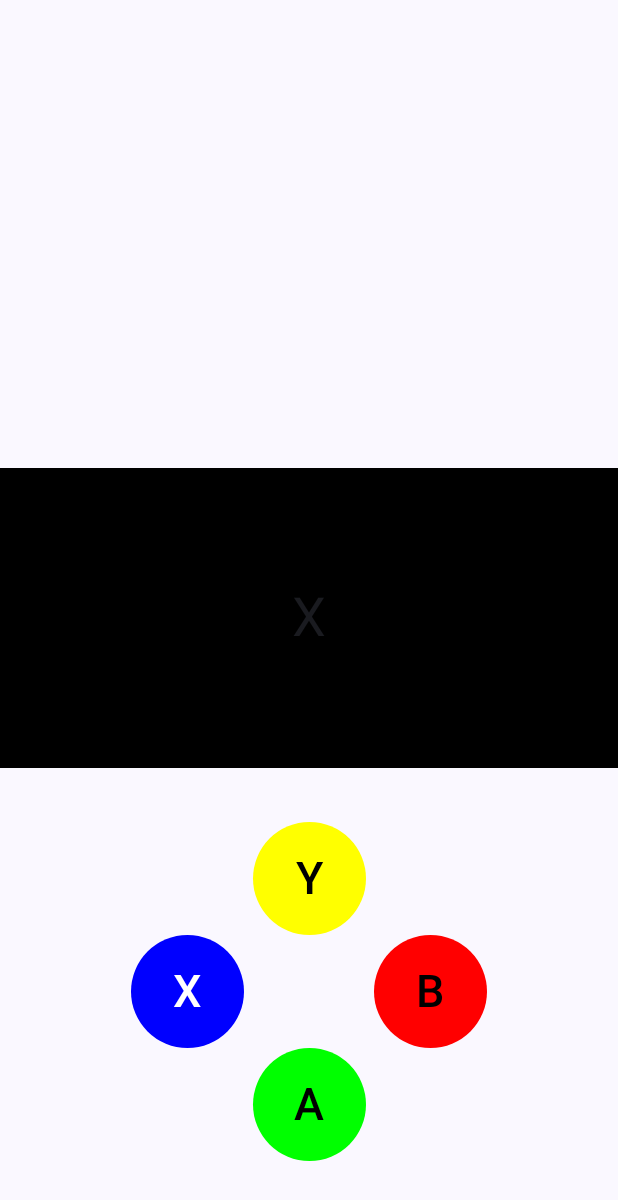
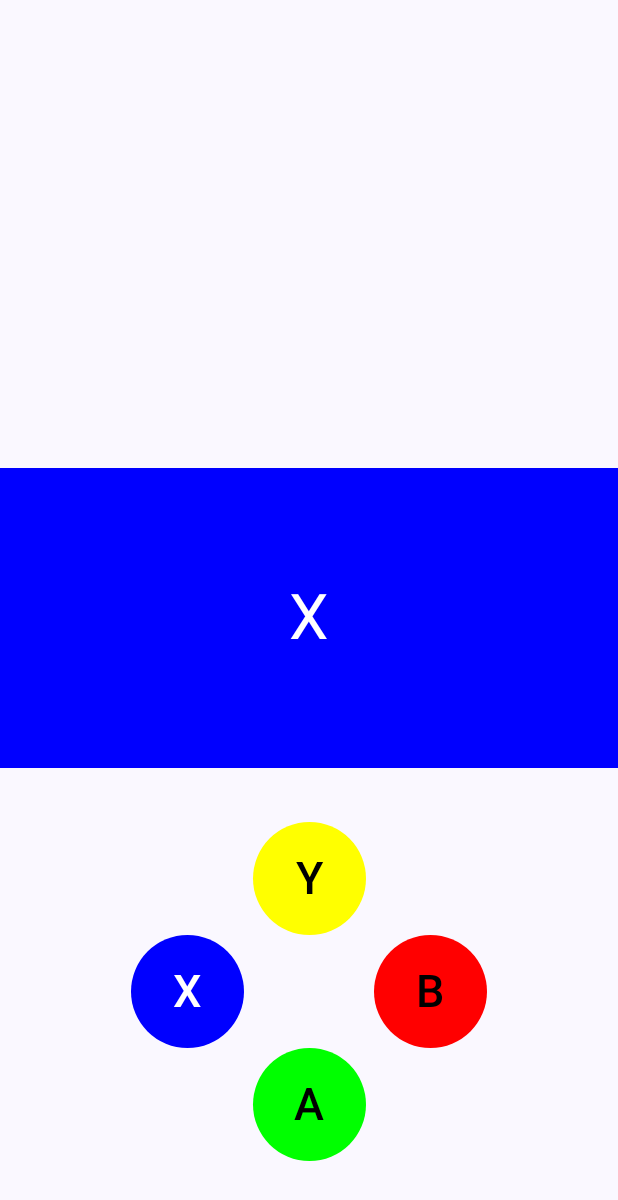
Before and after one commit to GabrielCamara3526/gamepad-jumpstart, an Android app built with Jetpack Compose: the screen it shows after launch (MainActivity), after a tap on an icon or button, on a phone screen of 412 x 824 dp. Shown: the top 1200 px of the screen. Run offline under Robolectric (Android 15) with nearby library versions, the phone set to English and light mode, and no system bars.

Commit message:
Use switch case conditions to implement a dynamic color to our game box and its contained text composable based on the current value of the computerButton stateful variable.

```diff
--- a/app/src/main/java/com/example/mygamepads/MainActivity.kt
+++ b/app/src/main/java/com/example/mygamepads/MainActivity.kt
@@ -70,11 +70,17 @@ class MainActivity : ComponentActivity() {
 fun Greeting(name: String, modifier: Modifier = Modifier) {
     //Buttons of Xbox layout
     val buttonsList = listOf("A", "B", "X", "Y")
+
+    // Player's target button
     var computerButton by remember { mutableStateOf(buttonsList.random()) }
+
+    // Player's button choice rememberer
     var userButton by remember { mutableStateOf("") }
 
+    // Box visibility variable
+    var isVisible by remember { mutableStateOf(true)}
 
-    var isVisible by remember { mutableStateOf(true)}
+    // Box animation effect variable
     var isAnimating by remember { mutableStateOf(false)}
 
     val context = LocalContext.current
@@ -96,7 +102,7 @@ fun Greeting(name: String, modifier: Modifier = Modifier) {
     LaunchedEffect(key1 = isAnimating) {
         if(isAnimating){
             isVisible = false
-            delay(400)
+            delay(750)
 
             // reset computer's choice
             computerButton = ""
@@ -117,23 +123,38 @@ fun Greeting(name: String, modifier: Modifier = Modifier) {
             isVisible,
             enter = slideInHorizontally(
                 initialOffsetX = { it },
-                animationSpec = tween(durationMillis = 150, easing = LinearOutSlowInEasing)
+                animationSpec = tween(durationMillis = 100, easing = LinearOutSlowInEasing)
             ),
             exit = slideOutHorizontally(
                 targetOffsetX = { -it },
-                animationSpec = tween(durationMillis = 150, easing = LinearOutSlowInEasing)
+                animationSpec = tween(durationMillis = 100, easing = LinearOutSlowInEasing)
             )
         ) {
             Box(
                 modifier = Modifier
                     .height(200.dp)
-                    .background(color = Color.Black)
+                    // Add swich case conditions to adapt box color to current text contained inside
+                    // Maybe add outlined effect to our box
+                    .background(
+                        when (computerButton) {
+                            "Y" -> Color.Yellow
+                            "X" -> Color.Blue
+                            "B" -> Color.Red
+                            else -> Color.Green
+                        }
+                    )
                     .fillMaxWidth(),
                 contentAlignment = Alignment.Center
             ) {
                 Text(
                     text = computerButton,
-                    fontSize = 36.sp
+                    fontSize = 42.sp,
+                    color = when (computerButton){
+                        "Y" -> Color.Black
+                        "X" -> Color.White
+                        "B" -> Color.White
+                        else -> Color.Black
+                    }
                 )
             }
         }
@@ -243,7 +264,9 @@ fun Greeting(name: String, modifier: Modifier = Modifier) {
             horizontalArrangement = Arrangement.SpaceEvenly){
 
             // A Button
-            Button(onClick = {
+            Button(
+
+                onClick = {
                 userButton = ""
                 userButton += "A"
 
@@ -254,12 +277,15 @@ fun Greeting(name: String, modifier: Modifier = Modifier) {
                     isAnimating = true
                 }
             },
+
                 colors = ButtonDefaults.buttonColors(
                     containerColor = Color.Green,
                     contentColor = Color.Black,
                 ),
+
                 shape = CircleShape,
                 modifier = Modifier.size(75.dp)){
+
                 Text("A", fontSize = 30.sp)
             }
 
```
